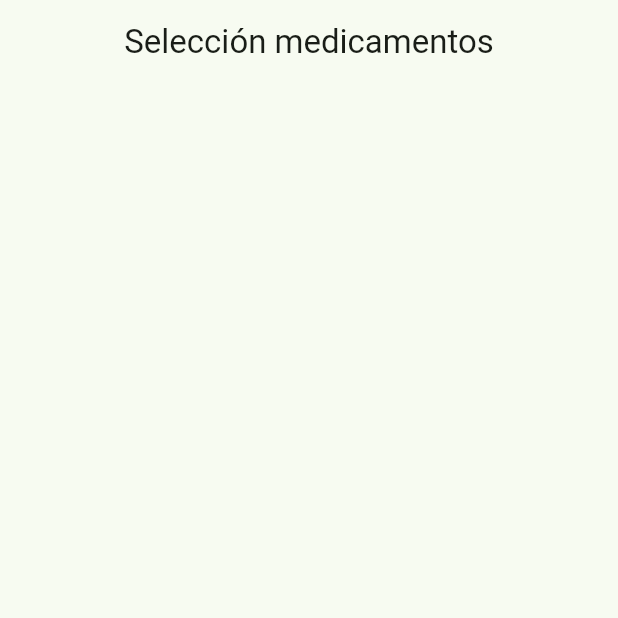
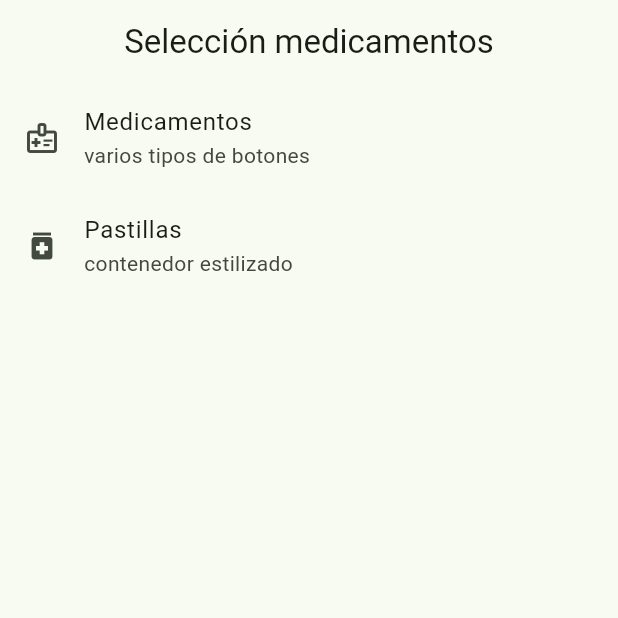
Before and after one commit to Ruslan-Developer/DI_Flutter_Navegacion_Pantallas, a Flutter app: the screen it shows after launch, on a phone screen of 412 x 824 dp, the top half of it. Run offline on Flutter 3.47's test engine with Material 2 defaults, Android fonts, the phone set to English and light mode, and no system bars.

Commit message:
Creamos ListTile personalizado

```diff
--- a/lib/config/menu/menu_items.dart
+++ b/lib/config/menu/menu_items.dart
@@ -19,10 +19,10 @@ class MenuItem{
 const appMenuItems = <MenuItem>[
 
     MenuItem( //Se crea una lista de objetos de tipo MenuItem que sirve para crear el menu de la app
-    title: 'Botones',
+    title: 'Medicamentos',
     subtitle: 'varios tipos de botones',
     link: '/buttons',
-    icon: Icons.smart_button_outlined
+    icon: Icons.medical_information_outlined
     ),
 
     MenuItem(
--- a/lib/presentation/screens/home/home_screen.dart
+++ b/lib/presentation/screens/home/home_screen.dart
@@ -1,5 +1,6 @@
 
 import 'package:flutter/material.dart';
+import 'package:widgets_app/config/menu/menu_items.dart';
 
 class HomeScreen extends StatelessWidget {
   const HomeScreen({Key? key}) : super(key: key);
@@ -13,6 +14,58 @@ class HomeScreen extends StatelessWidget {
         title: const Text('Selección medicamentos'),
         //centerTitle: true,
       ),
+      body: const _HomeView(), //Container(), se hace un Extract Widget: Se cambia el body por el _HomeView que es un widget de la vista de nuestro Home creado mas abajo
     );
   }
 }
+
+class _HomeView extends StatelessWidget {
+  const _HomeView({
+    super.key,
+  });
+  /*
+
+  */
+
+  @override
+  Widget build(BuildContext context) {
+
+    return ListView.builder(
+        itemCount: appMenuItems.length, //Indica el tamaño de los elementos de la lista MenuItem, sin el no se veria nada
+        itemBuilder: (context, index) { //Se crea un itemBuilder que sirve para crear los elementos de la lista
+        final menuItem = appMenuItems[index]; //Introducimos en una variable el elemento de la lista MenuItem
+
+        //return ListTile(title: Text(menuItem.title), subtitle: Text(menuItem.subtitle),); //Se devuelve el titulo y el subtitulo del elemento de la lista MenuItem
+        //Convertimos esto:
+        /*
+        return ListTile(
+          leading: Icon(menuItem.icon),
+          title: Text(menuItem.title),
+          subtitle: Text(menuItem.subtitle),
+        );
+        */
+        //En esto: que es un extract widget de ListTile por el _CustomListTile que es un widget creado mas abajo y mas completo
+        return _CustomListTile(menuItem: menuItem); //Se hace un extract widget de ListTile por el _CustomListTile que es un widget creado mas abajo
+      },
+    );
+
+  }
+}
+
+class _CustomListTile extends StatelessWidget {
+  const _CustomListTile({
+
+    required this.menuItem,
+  });
+
+  final MenuItem menuItem;
+
+  @override
+  Widget build(BuildContext context) {
+    return ListTile(
+      leading: Icon(menuItem.icon),
+      title: Text(menuItem.title),
+      subtitle: Text(menuItem.subtitle),
+    );
+  }
+}
```
